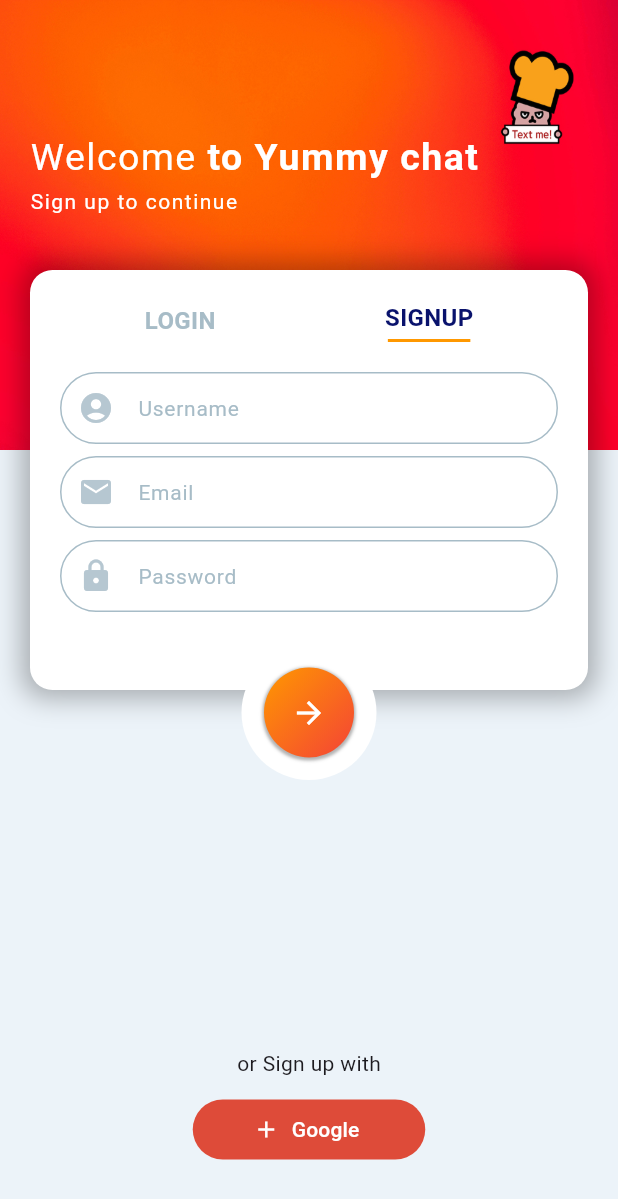
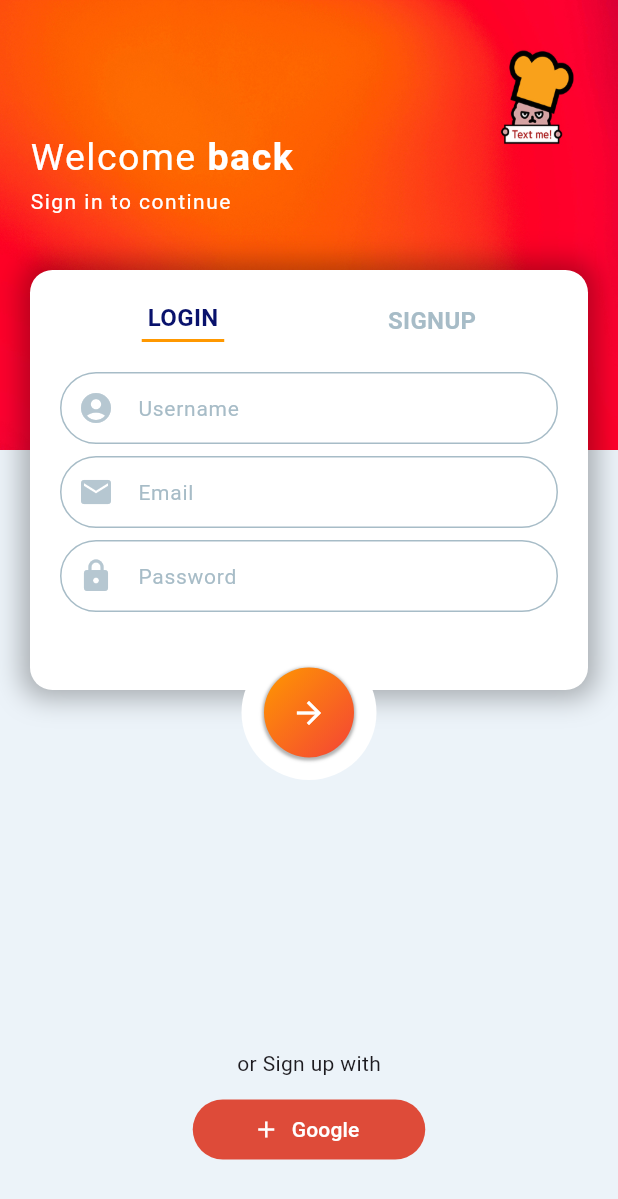
Before and after one commit to ha-ccoon/coonichat, a Flutter app: the screen it shows after launch, on a phone screen of 412 x 824 dp. Shown: the top 1199 px of the screen. Run offline on Flutter 3.47's test engine with Material 3 defaults, Android fonts, the phone set to English and light mode, and no system bars.

Commit message:
chore: refactor textForm

```diff
--- /dev/null
+++ b/lib/components/rounded_text_form.dart
@@ -0,0 +1,47 @@
+import 'package:coonichat/config/palette.dart';
+import 'package:flutter/material.dart';
+
+class RoundedTextForm extends StatelessWidget {
+  final String inputValue;
+  final IconData icon;
+
+  const RoundedTextForm(
+      {Key? key, required this.inputValue, required this.icon})
+      : super(key: key);
+
+  @override
+  Widget build(BuildContext context) {
+    return TextFormField(
+      decoration: InputDecoration(
+        prefixIcon: Icon(
+          icon,
+          color: Palette.iconColor,
+        ),
+
+        /// Draws a rounded rectangle around an InputDecorator's container
+        enabledBorder: const OutlineInputBorder(
+          borderSide: BorderSide(
+            color: Palette.textColor1,
+          ),
+          borderRadius: BorderRadius.all(
+            Radius.circular(35.0),
+          ),
+        ),
+        focusedBorder: const OutlineInputBorder(
+          borderSide: BorderSide(
+            color: Palette.textColor1,
+          ),
+          borderRadius: BorderRadius.all(
+            Radius.circular(35.0),
+          ),
+        ),
+        hintText: inputValue,
+        hintStyle: const TextStyle(
+          fontSize: 14,
+          color: Palette.textColor1,
+        ),
+        contentPadding: const EdgeInsets.all(10),
+      ),
+    );
+  }
+}
--- a/lib/screens/login_signup.dart
+++ b/lib/screens/login_signup.dart
@@ -1,5 +1,6 @@
+import 'package:coonichat/components/rounded_text_form.dart';
 import 'package:coonichat/config/palette.dart';
-import 'package:coonichat/utils/input_form.dart';
+import 'package:coonichat/screens/top_background.dart';
 import 'package:flutter/material.dart';
 
 class LoginSignUpScreen extends StatefulWidget {
@@ -10,7 +11,7 @@ class LoginSignUpScreen extends StatefulWidget {
 }
 
 class _LoginSignUpScreenState extends State<LoginSignUpScreen> {
-  bool isSignUpScreen = true;
+  bool isSignUpScreen = false;
 
   @override
   Widget build(BuildContext context) {
@@ -23,57 +24,15 @@ class _LoginSignUpScreenState extends State<LoginSignUpScreen> {
             top: 0,
             left: 0,
             right: 0,
-            child: Container(
-              height: 300,
-              decoration: const BoxDecoration(
-                image: DecorationImage(
-                    image: AssetImage('images/red.jpg'), fit: BoxFit.fill),
-              ),
-              child: Container(
-                /// offsets in each of the four directions (간격이나 여백을 지정하는데 사용)
-                padding: const EdgeInsets.only(top: 90, left: 20),
-                child: Column(
-                  crossAxisAlignment: CrossAxisAlignment.start,
-                  children: [
-                    /// multiple different styles of text
-                    RichText(
-                      /// style texts
-                      text: const TextSpan(
-                        text: 'Welcome ',
-                        style: TextStyle(
-                          letterSpacing: 1.0,
-                          fontSize: 25,
-                          color: Colors.white,
-                        ),
-                        children: [
-                          TextSpan(
-                            text: 'to Yummy chat',
-                            style: TextStyle(
-                              letterSpacing: 1.0,
-                              fontSize: 25,
-                              color: Colors.white,
-                              fontWeight: FontWeight.bold,
-                            ),
-                          ),
-                        ],
-                      ),
-                    ),
-
-                    /// A box with a specified size
-                    const SizedBox(
-                      height: 5.0,
-                    ),
-                    const Text(
-                      'Sign up to continue',
-                      style: TextStyle(
-                        letterSpacing: 1.0,
-                        color: Colors.white,
-                      ),
-                    ),
-                  ],
-                ),
-              ),
-            ),
+            child: isSignUpScreen
+                ? const TopBackground(
+                    titleText: 'to Yummy chat',
+                    continueText: 'Sign up to continue',
+                  )
+                : const TopBackground(
+                    titleText: 'back',
+                    continueText: 'Sign in to continue',
+                  ),
           ),
 
           /// loginSignup field
@@ -163,6 +122,36 @@ class _LoginSignUpScreenState extends State<LoginSignUpScreen> {
                       ),
                     ],
                   ),
+                  if (!isSignUpScreen)
+                    Container(
+                      margin: const EdgeInsets.only(top: 20),
+
+                      /// grouping multiple form field widgets
+                      child: const Form(
+                        child: Column(
+                          children: [
+                            RoundedTextForm(
+                              inputValue: 'Username',
+                              icon: Icons.account_circle,
+                            ),
+                            SizedBox(
+                              height: 8,
+                            ),
+                            RoundedTextForm(
+                              inputValue: 'Email',
+                              icon: Icons.email,
+                            ),
+                            SizedBox(
+                              height: 8,
+                            ),
+                            RoundedTextForm(
+                              inputValue: 'Password',
+                              icon: Icons.lock,
+                            ),
+                          ],
+                        ),
+                      ),
+                    ),
                   if (isSignUpScreen)
                     Container(
                       margin: const EdgeInsets.only(top: 20),
@@ -171,51 +160,30 @@ class _LoginSignUpScreenState extends State<LoginSignUpScreen> {
                       child: const Form(
                         child: Column(
                           children: [
-                            LoginSignUpTextFormField(
-                              prefixIcon: Icons.account_circle,
-                              hintText: 'Username',
-                              // hintColor: Palette.textColor1,
+                            RoundedTextForm(
+                              inputValue: 'Username',
+                              icon: Icons.account_circle,
                             ),
                             SizedBox(
                               height: 8,
                             ),
-                            LoginSignUpTextFormField(
-                              prefixIcon: Icons.email,
-                              hintText: 'Email',
+                            RoundedTextForm(
+                              inputValue: 'Email',
+                              icon: Icons.email,
                             ),
                             SizedBox(
                               height: 8,
                             ),
-                            LoginSignUpTextFormField(
-                              prefixIcon: Icons.lock,
-                              hintText: 'Password',
-                            ),
                           ],
                         ),
                       ),
-                    ),
-                  if (!isSignUpScreen)
-                    const Column(
-                      children: [
-                        LoginSignUpTextFormField(
-                          prefixIcon: Icons.email,
-                          hintText: 'Email',
-                        ),
-                        SizedBox(
-                          height: 8,
-                        ),
-                        LoginSignUpTextFormField(
-                          prefixIcon: Icons.lock,
-                          hintText: 'Password',
-                        ),
-                      ],
                     ),
                 ],
               ),
             ),
           ),
 
-          /// arrow button
+          // arrow button
           Positioned(
             top: 430,
             right: 0,
@@ -259,7 +227,7 @@ class _LoginSignUpScreenState extends State<LoginSignUpScreen> {
             ),
           ),
 
-          /// googleSignup button
+          // googleSignup button
           Positioned(
               top: MediaQuery.of(context).size.height - 125,
               right: 0,
@@ -273,7 +241,7 @@ class _LoginSignUpScreenState extends State<LoginSignUpScreen> {
                   TextButton.icon(
                     onPressed: () {},
                     style: TextButton.styleFrom(
-                      foregroundColor: Colors.white,
+                      primary: Colors.white,
                       minimumSize: const Size(155, 40),
                       shape: RoundedRectangleBorder(
                           borderRadius: BorderRadius.circular(20)),
--- /dev/null
+++ b/lib/screens/top_background.dart
@@ -0,0 +1,66 @@
+import 'package:flutter/material.dart';
+
+class TopBackground extends StatelessWidget {
+  final String welcome = 'Welcome ';
+  final String titleText;
+  final String continueText;
+
+  const TopBackground(
+      {Key? key, required this.titleText, required this.continueText})
+      : super(key: key);
+
+  @override
+  Widget build(BuildContext context) {
+    return Container(
+      height: 300,
+      decoration: const BoxDecoration(
+        image: DecorationImage(
+            image: AssetImage('images/red.jpg'), fit: BoxFit.fill),
+      ),
+      child: Container(
+        /// offsets in each of the four directions (간격이나 여백을 지정하는데 사용)
+        padding: const EdgeInsets.only(top: 90, left: 20),
+        child: Column(
+          crossAxisAlignment: CrossAxisAlignment.start,
+          children: [
+            /// multiple different styles of text
+            RichText(
+              /// style texts
+              text: TextSpan(
+                text: welcome,
+                style: const TextStyle(
+                  letterSpacing: 1.0,
+                  fontSize: 25,
+                  color: Colors.white,
+                ),
+                children: [
+                  TextSpan(
+                    text: titleText,
+                    style: const TextStyle(
+                      letterSpacing: 1.0,
+                      fontSize: 25,
+                      color: Colors.white,
+                      fontWeight: FontWeight.bold,
+                    ),
+                  ),
+                ],
+              ),
+            ),
+
+            /// A box with a specified size
+            const SizedBox(
+              height: 5.0,
+            ),
+            Text(
+              continueText,
+              style: const TextStyle(
+                letterSpacing: 1.0,
+                color: Colors.white,
+              ),
+            ),
+          ],
+        ),
+      ),
+    );
+  }
+}
```
Also changed, not shown: lib/screens/login_sign_up_tap.dart (added, +55 -0 lines), lib/screens/login_tap.dart (added, +55 -0 lines).
